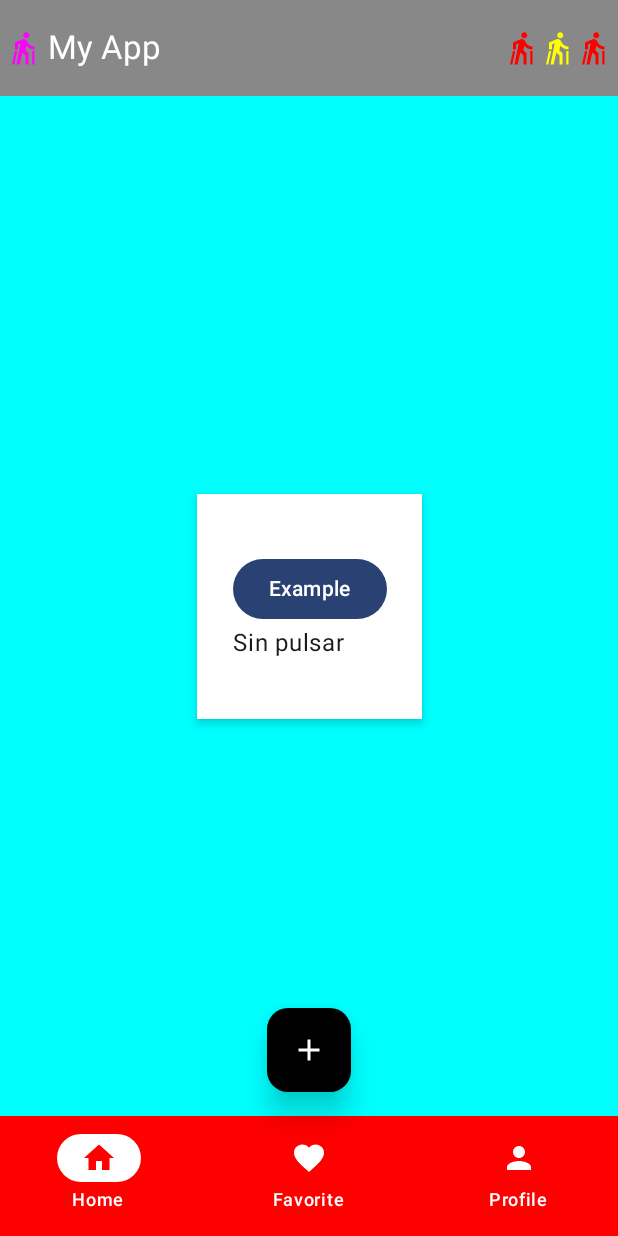
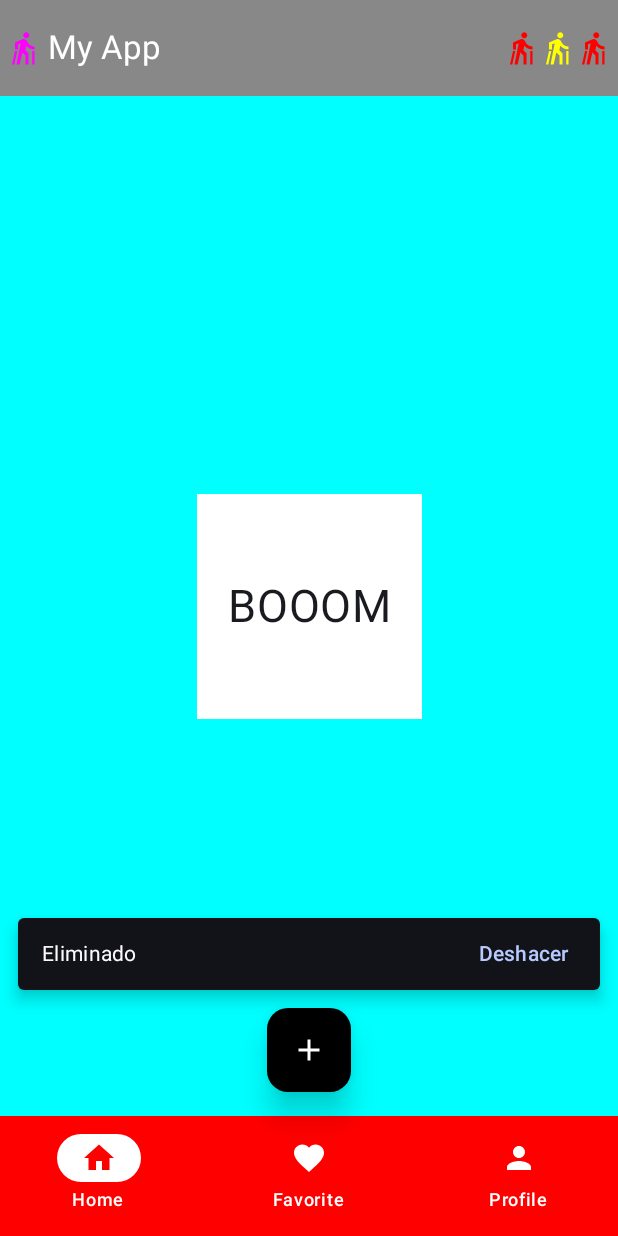
Before and after one commit to VicLT/UDEMY_Jetpack_Compose, an Android app built with Jetpack Compose: the screen it shows after launch (MainActivity), after a tap on "Esta es mi screen", on a phone screen of 412 x 824 dp. Run offline under Robolectric (Android 15) with nearby library versions, the phone set to English and light mode, and no system bars.

Commit message:
Launched Effect

```diff
--- a/app/src/main/java/udemy/victorlamas/myfirstcomposeapp/MainActivity.kt
+++ b/app/src/main/java/udemy/victorlamas/myfirstcomposeapp/MainActivity.kt
@@ -34,7 +34,7 @@ import udemy.victorlamas.myfirstcomposeapp.components.MyFAB
 import udemy.victorlamas.myfirstcomposeapp.components.MyModalDrawer
 import udemy.victorlamas.myfirstcomposeapp.components.MyNavigationBar
 import udemy.victorlamas.myfirstcomposeapp.components.MyTopAppBar
-import udemy.victorlamas.myfirstcomposeapp.components.advanced.InteractionSourceExample
+import udemy.victorlamas.myfirstcomposeapp.components.advanced.MyLaunchedEffect
 import udemy.victorlamas.myfirstcomposeapp.components.model.PokemonCombat
 import udemy.victorlamas.myfirstcomposeapp.login.Greeting
 import udemy.victorlamas.myfirstcomposeapp.ui.theme.MyFirstComposeAppTheme
@@ -119,7 +119,7 @@ class MainActivity : ComponentActivity() {
                                 }
                             )
 
-                            InteractionSourceExample()
+                            MyLaunchedEffect {}
                         }
                     }
                 }
--- /dev/null
+++ b/app/src/main/java/udemy/victorlamas/myfirstcomposeapp/components/advanced/LaunchedEffect.kt
@@ -0,0 +1,51 @@
+package udemy.victorlamas.myfirstcomposeapp.components.advanced
+
+import androidx.compose.foundation.background
+import androidx.compose.foundation.layout.Box
+import androidx.compose.foundation.layout.size
+import androidx.compose.material3.Text
+import androidx.compose.runtime.Composable
+import androidx.compose.runtime.LaunchedEffect
+import androidx.compose.runtime.getValue
+import androidx.compose.runtime.mutableIntStateOf
+import androidx.compose.runtime.remember
+import androidx.compose.runtime.setValue
+import androidx.compose.ui.Alignment
+import androidx.compose.ui.Modifier
+import androidx.compose.ui.graphics.Color
+import androidx.compose.ui.unit.dp
+import androidx.compose.ui.unit.sp
+import kotlinx.coroutines.delay
+
+@Composable
+fun MyLaunchedEffect(modifier: Modifier = Modifier, onFinished: () -> Unit) {
+
+    var timeLeft by remember { mutableIntStateOf(5) }
+
+    LaunchedEffect(timeLeft) {
+        if (timeLeft > 0) {
+            delay(1000)
+            timeLeft--
+        } else {
+            onFinished()
+        }
+    }
+
+    // Se ejecuta al principio una única vez
+    LaunchedEffect(Unit) {
+
+    }
+
+    Box(
+        modifier = Modifier
+            .size(150.dp)
+            .background(Color.White),
+        contentAlignment = Alignment.Center
+    ) {
+        Text(
+            text = if (timeLeft > 0) timeLeft.toString() else "BOOOM",
+            fontSize = 30.sp
+        )
+    }
+
+}
```
